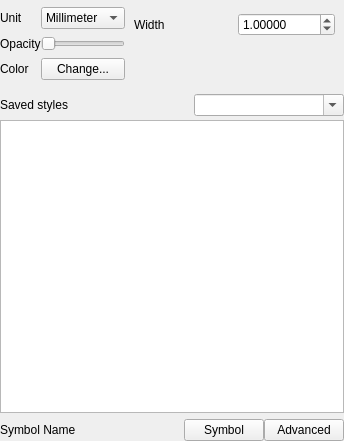
Old version of the form src/ui/symbollayer/widget_symbolslist.ui in the repository carsmie/QGIS.
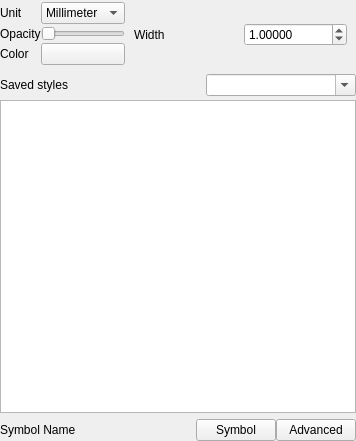
New version of the form. The open tabs and pages were chosen to show the change. Custom widgets are drawn as their Qt base class.

```diff
--- a/src/ui/symbollayer/widget_symbolslist.ui
+++ b/src/ui/symbollayer/widget_symbolslist.ui
@@ -6,7 +6,7 @@
    <rect>
     <x>0</x>
     <y>0</y>
-    <width>344</width>
+    <width>356</width>
     <height>441</height>
    </rect>
   </property>
@@ -87,7 +87,7 @@
        <item row="2" column="1">
         <widget class="QgsColorButton" name="btnColor">
          <property name="text">
-          <string>Change...</string>
+          <string/>
          </property>
         </widget>
        </item>
@@ -149,19 +149,6 @@
            </property>
           </widget>
          </item>
-         <item row="2" column="0" colspan="2">
-          <spacer name="horizontalSpacer_3">
-           <property name="orientation">
-            <enum>Qt::Horizontal</enum>
-           </property>
-           <property name="sizeHint" stdset="0">
-            <size>
-             <width>178</width>
-             <height>20</height>
-            </size>
-           </property>
-          </spacer>
-         </item>
         </layout>
        </widget>
        <widget class="QWidget" name="pageLine">
@@ -173,7 +160,7 @@
            </property>
           </widget>
          </item>
-         <item row="0" column="2">
+         <item row="0" column="1">
           <widget class="QDoubleSpinBox" name="spinWidth">
            <property name="decimals">
             <number>5</number>
@@ -186,32 +173,6 @@
            </property>
           </widget>
          </item>
-         <item row="1" column="1">
-          <spacer name="horizontalSpacer_4">
-           <property name="orientation">
-            <enum>Qt::Horizontal</enum>
-           </property>
-           <property name="sizeHint" stdset="0">
-            <size>
-             <width>37</width>
-             <height>20</height>
-            </size>
-           </property>
-          </spacer>
-         </item>
-         <item row="2" column="1">
-          <spacer name="horizontalSpacer_5">
-           <property name="orientation">
-            <enum>Qt::Horizontal</enum>
-           </property>
-           <property name="sizeHint" stdset="0">
-            <size>
-             <width>37</width>
-             <height>20</height>
-            </size>
-           </property>
-          </spacer>
-         </item>
         </layout>
        </widget>
        <widget class="QWidget" name="pageFill">
```
